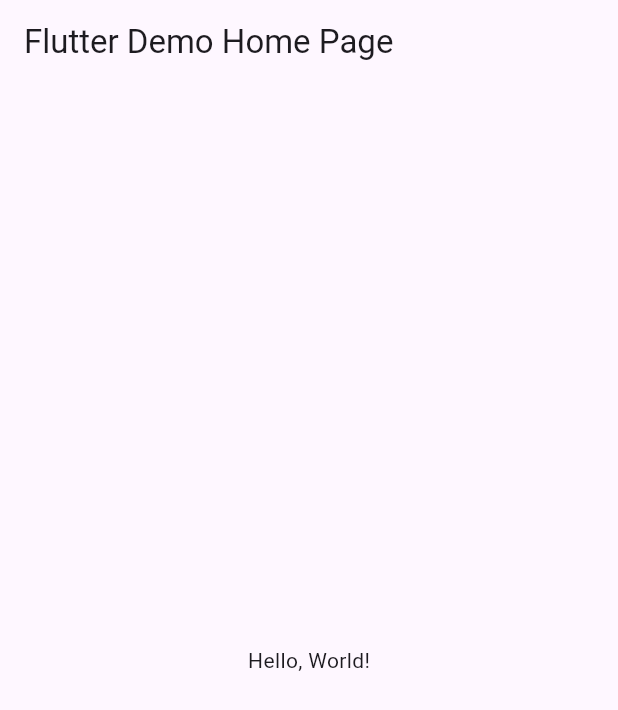
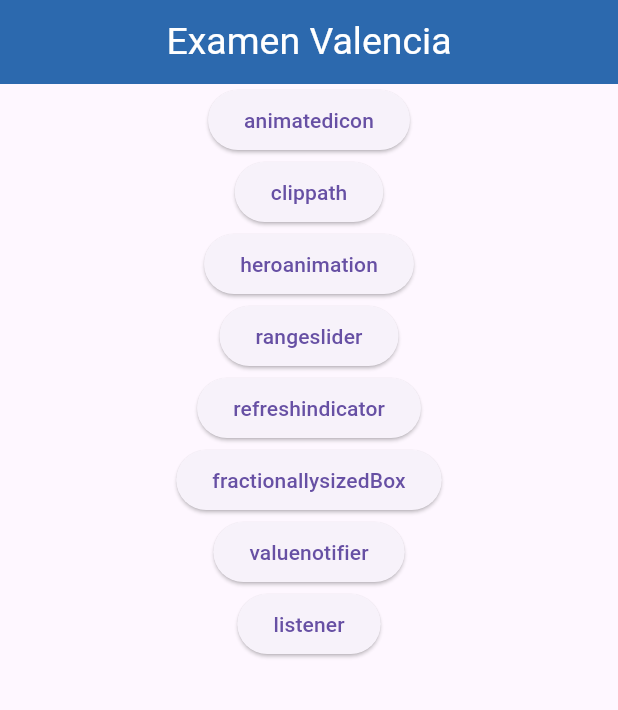
Before and after one commit to Angel-Miguel-Valencia-Carrillo/exam_valencia, a Flutter app: the screen it shows after launch, on a phone screen of 412 x 824 dp. Shown: the top 710 px of the screen. Run offline on Flutter 3.47's test engine with Material 3 defaults, Android fonts, the phone set to English and light mode, and no system bars.

Commit message:
examen valencia

```diff
--- /dev/null
+++ b/lib/controller.dart
@@ -0,0 +1,7 @@
+import 'package:flutter/material.dart';
+
+class CounterState {
+  final ValueNotifier<int> count = ValueNotifier<int>(0);
+}
+
+CounterState countState = CounterState();
--- a/lib/main.dart
+++ b/lib/main.dart
@@ -1,43 +1,36 @@
 import 'package:flutter/material.dart';
+import 'package:valenciaexam/pagina_inicial.dart';
+import 'package:valenciaexam/pagina_animatedIcon.dart';
+import 'package:valenciaexam/pagina_clipPath.dart';
+import 'package:valenciaexam/pagina_heroAnimation.dart';
+import 'package:valenciaexam/pagina_rangeSlider.dart';
+import 'package:valenciaexam/pagina_refreshIndicator.dart';
+import 'package:valenciaexam/pagina_fractionallySizedbox.dart';
+import 'pagina_valueNotifier.dart';
+import 'package:valenciaexam/pagina_listener.dart';
 
-void main() => runApp(MyApp());
+void main() => runApp(const MisWidgets());
 
-class MyApp extends StatelessWidget {
-  const MyApp({super.key});
-  // This widget is the root of your application.
+class MisWidgets extends StatelessWidget {
+  const MisWidgets({Key? key}) : super(key: key);
+
   @override
   Widget build(BuildContext context) {
     return MaterialApp(
-      // Application name
-      title: 'Flutter Hello World',
-      // Application theme data, you can set the colors for the application as
-      // you want
-      theme: ThemeData(
-        // useMaterial3: false,
-        primarySwatch: Colors.blue,
-      ),
-      // A widget which will be started on application startup
-      home: MyHomePage(title: 'Flutter Demo Home Page'),
+      debugShowCheckedModeBanner: false,
+      title: 'Entre paginas Routes',
+      initialRoute: '/',
+      routes: {
+        '/': (context) => const PantallaInicial(),
+        '/animatedicon': (context) => const AnimatedIconExam(),
+        '/clippath': (context) => const ClipPathExam(),
+        '/heroanimation': (context) => const HeroAnimationExam(),
+        '/rangeslider': (context) => const RangeSliderExam(),
+        '/refreshindicator': (context) => const RefreshIndicatorExam(),
+        '/fractionallysizedBox': (context) => const FractionallySizedBoxExam(),
+        '/valuenotifier': (context) => const ValueNotifierExam(),
+        '/listener': (context) => const ListenerExam(),
+      },
     );
   }
 }
-
-class MyHomePage extends StatelessWidget {
-  final String title;
-  const MyHomePage({super.key, required this.title});
-
-  @override
-  Widget build(BuildContext context) {
-    return Scaffold(
-      appBar: AppBar(
-        // The title text which will be shown on the action bar
-        title: Text(title),
-      ),
-      body: Center(
-        child: Text(
-          'Hello, World!',
-        ),
-      ),
-    );
-  }
-}
--- /dev/null
+++ b/lib/pagina_inicial.dart
@@ -0,0 +1,90 @@
+import 'package:flutter/material.dart';
+
+class PantallaInicial extends StatelessWidget {
+  const PantallaInicial({Key? key}) : super(key: key);
+
+  @override
+  Widget build(BuildContext context) {
+    return Scaffold(
+      appBar: AppBar(
+        title: const Text(
+          'Examen Valencia',
+          style: TextStyle(
+            color: Colors.white,
+            fontSize: 25,
+          ),
+        ),
+        backgroundColor: Color(0xff2c69ae),
+        centerTitle: true,
+      ),
+      body: Column(
+        children: [
+          Center(
+            child: ElevatedButton(
+              onPressed: () {
+                Navigator.pushNamed(context, '/animatedicon');
+              },
+              child: const Text('animatedicon'),
+            ),
+          ),
+          Center(
+            child: ElevatedButton(
+              onPressed: () {
+                Navigator.pushNamed(context, '/clippath');
+              },
+              child: const Text('clippath'),
+            ),
+          ),
+          Center(
+            child: ElevatedButton(
+              onPressed: () {
+                Navigator.pushNamed(context, '/heroanimation');
+              },
+              child: const Text('heroanimation'),
+            ),
+          ),
+          Center(
+            child: ElevatedButton(
+              onPressed: () {
+                Navigator.pushNamed(context, '/rangeslider');
+              },
+              child: const Text('rangeslider'),
+            ),
+          ),
+          Center(
+            child: ElevatedButton(
+              onPressed: () {
+                Navigator.pushNamed(context, '/refreshindicator');
+              },
+              child: const Text('refreshindicator'),
+            ),
+          ),
+          Center(
+            child: ElevatedButton(
+              onPressed: () {
+                Navigator.pushNamed(context, '/fractionallysizedBox');
+              },
+              child: const Text('fractionallysizedBox'),
+            ),
+          ),
+          Center(
+            child: ElevatedButton(
+              onPressed: () {
+                Navigator.pushNamed(context, '/valuenotifier');
+              },
+              child: const Text('valuenotifier'),
+            ),
+          ),
+          Center(
+            child: ElevatedButton(
+              onPressed: () {
+                Navigator.pushNamed(context, '/listener');
+              },
+              child: const Text('listener'),
+            ),
+          ),
+        ],
+      ),
+    );
+  }
+}
```
Also changed, not shown: lib/details.dart (added, +25 -0 lines), lib/module.dart (added, +36 -0 lines), lib/pagina_animatedIcon.dart (added, +64 -0 lines), lib/pagina_clipPath.dart (added, +57 -0 lines), lib/pagina_fractionallySizedbox.dart (added, +40 -0 lines), lib/pagina_heroAnimation.dart (added, +57 -0 lines), lib/pagina_listener.dart (added, +81 -0 lines), lib/pagina_rangeSlider.dart (added, +36 -0 lines), lib/pagina_refreshIndicator.dart (added, +51 -0 lines), lib/pagina_valueNotifier.dart (added, +59 -0 lines).
